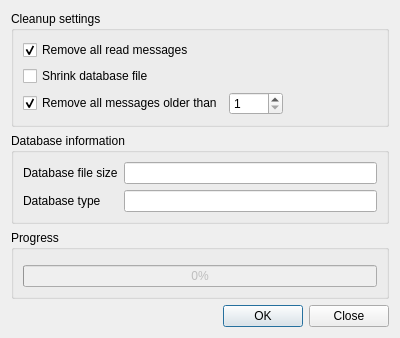
martinrotter/rssguard, file src/gui/formdatabasecleanup.ui: the form before one commit.
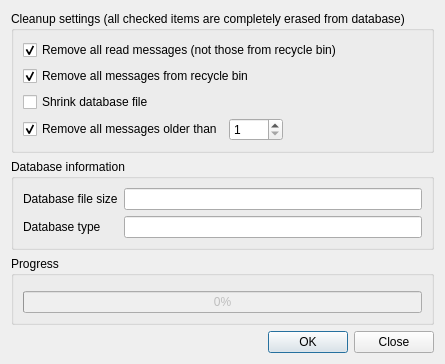
The form after the commit. Custom widgets are drawn as their Qt base class.

What changed in the file:
```diff
--- a/src/gui/formdatabasecleanup.ui
+++ b/src/gui/formdatabasecleanup.ui
@@ -6,8 +6,8 @@
    <rect>
     <x>0</x>
     <y>0</y>
-    <width>400</width>
-    <height>313</height>
+    <width>444</width>
+    <height>359</height>
    </rect>
   </property>
   <property name="windowTitle">
@@ -17,17 +17,10 @@
    <item>
     <widget class="QGroupBox" name="m_grpCleanupSettings">
      <property name="title">
-      <string>Cleanup settings</string>
+      <string>Cleanup settings (all checked items are completely erased from database)</string>
      </property>
      <layout class="QGridLayout" name="gridLayout">
-      <item row="1" column="0">
-       <widget class="QCheckBox" name="m_checkShrink">
-        <property name="text">
-         <string>Shrink database file</string>
-        </property>
-       </widget>
-      </item>
-      <item row="2" column="2">
+      <item row="3" column="2">
        <spacer name="horizontalSpacer">
         <property name="orientation">
          <enum>Qt::Horizontal</enum>
@@ -40,27 +33,7 @@
         </property>
        </spacer>
       </item>
-      <item row="2" column="0">
-       <widget class="QCheckBox" name="m_checkRemoveOldMessages">
-        <property name="text">
-         <string>Remove all messages older than</string>
-        </property>
-        <property name="checked">
-         <bool>true</bool>
-        </property>
-       </widget>
-      </item>
-      <item row="0" column="0">
-       <widget class="QCheckBox" name="m_checkRemoveReadMessages">
-        <property name="text">
-         <string>Remove all read messages</string>
-        </property>
-        <property name="checked">
-         <bool>true</bool>
-        </property>
-       </widget>
-      </item>
-      <item row="2" column="1">
+      <item row="3" column="1">
        <widget class="QSpinBox" name="m_spinDays">
         <property name="minimum">
          <number>1</number>
@@ -73,6 +46,43 @@
         </property>
        </widget>
       </item>
+      <item row="3" column="0">
+       <widget class="QCheckBox" name="m_checkRemoveOldMessages">
+        <property name="text">
+         <string>Remove all messages older than</string>
+        </property>
+        <property name="checked">
+         <bool>true</bool>
+        </property>
+       </widget>
+      </item>
+      <item row="1" column="0" colspan="3">
+       <widget class="QCheckBox" name="m_checkRemoveRecycleBin">
+        <property name="text">
+         <string>Remove all messages from recycle bin</string>
+        </property>
+        <property name="checked">
+         <bool>true</bool>
+        </property>
+       </widget>
+      </item>
+      <item row="0" column="0" colspan="3">
+       <widget class="QCheckBox" name="m_checkRemoveReadMessages">
+        <property name="text">
+         <string>Remove all read messages (not those from recycle bin)</string>
+        </property>
+        <property name="checked">
+         <bool>true</bool>
+        </property>
+       </widget>
+      </item>
+      <item row="2" column="0" colspan="3">
+       <widget class="QCheckBox" name="m_checkShrink">
+        <property name="text">
+         <string>Shrink database file</string>
+        </property>
+       </widget>
+      </item>
      </layout>
     </widget>
    </item>
```
Left out of the diff: 15 changed lines with no effect on the pictures.
